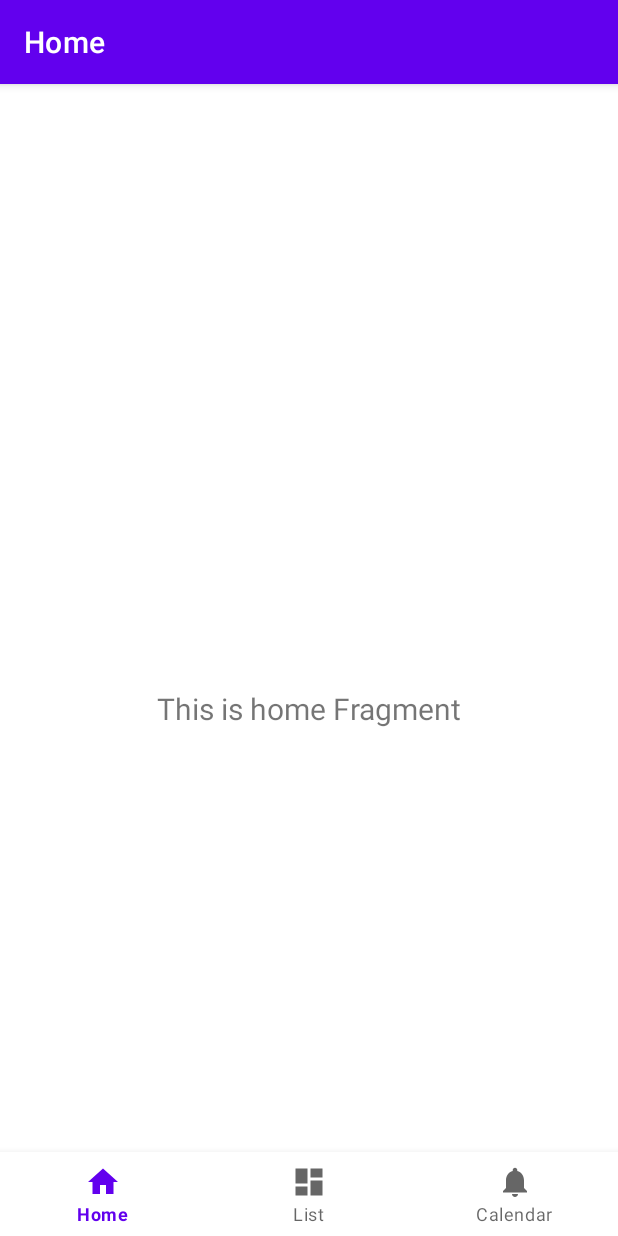
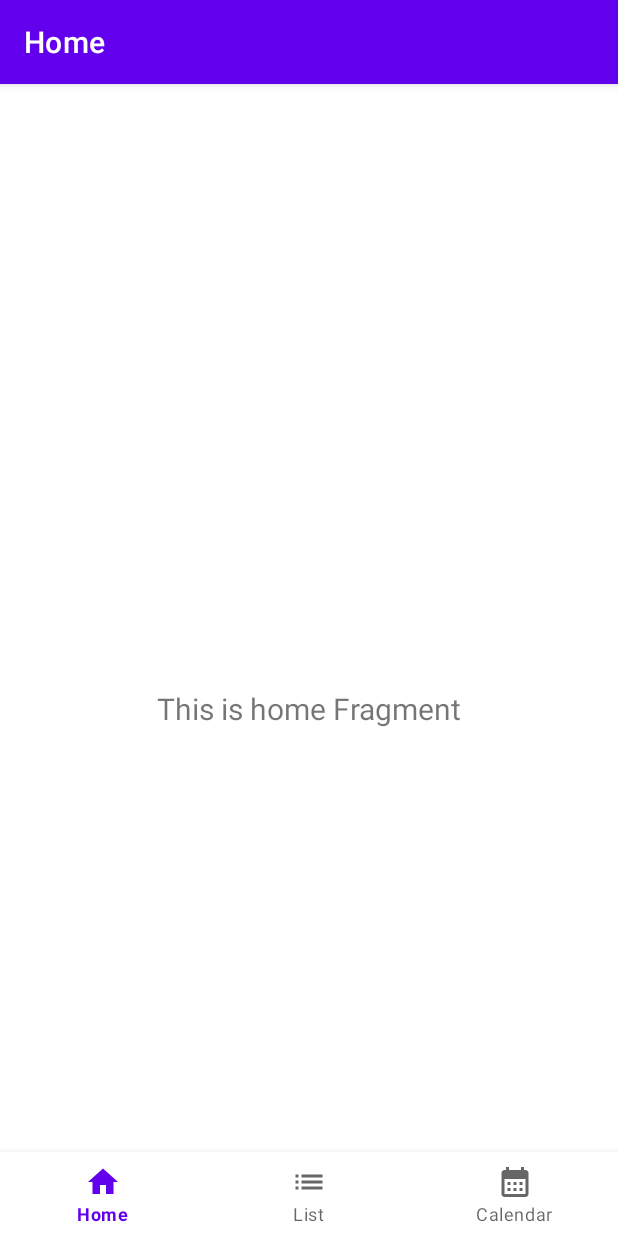
Before and after one commit to NilsNydegger/TaskFrog, an Android app: the screen it shows after launch (MainActivity), on a phone screen of 412 x 824 dp. Run offline under Robolectric (Android 15) with nearby library versions, the phone set to English and light mode, and no system bars; our stand-ins replace navigation-ui.

Commit message:
added icons *ribbit*

```diff
--- a/app/src/main/res/menu/bottom_nav_menu.xml
+++ b/app/src/main/res/menu/bottom_nav_menu.xml
@@ -8,12 +8,12 @@
 
     <item
         android:id="@+id/navigation_list"
-        android:icon="@drawable/ic_dashboard_black_24dp"
+        android:icon="@drawable/ic_list_black_24dp"
         android:title="@string/title_list" />
 
     <item
         android:id="@+id/navigation_calendar"
-        android:icon="@drawable/ic_notifications_black_24dp"
+        android:icon="@drawable/ic_calendar_month_black_24dp"
         android:title="@string/title_calendar" />
 
 </menu>
```
